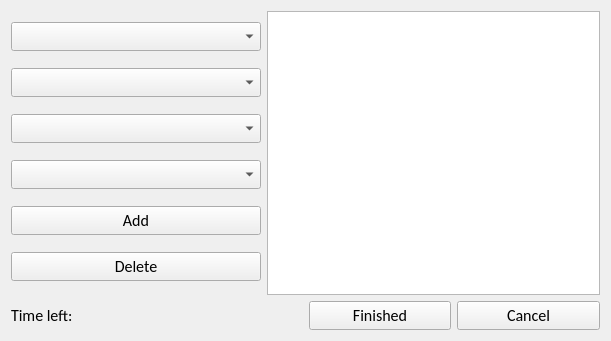
Above: Source/Labor-Tracker/clockoutform.ui from joshuawootonn/time-track before the change. Below: the same form after it.
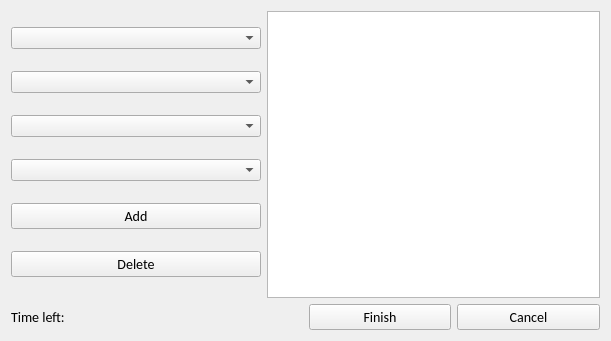
That is the form after the change.

```diff
--- a/Source/Labor-Tracker/clockoutform.ui
+++ b/Source/Labor-Tracker/clockoutform.ui
@@ -13,12 +13,48 @@
   <property name="font">
    <font>
     <family>Calibri</family>
-    <pointsize>12</pointsize>
+    <pointsize>-1</pointsize>
    </font>
   </property>
   <property name="windowTitle">
    <string>Time-Track</string>
   </property>
+  <property name="styleSheet">
+   <string notr="true">*{
+font-family:&quot;Calibri&quot;;
+font-size: 14px;
+
+}
+QTabWidget{
+margin:0px;
+padding:0px;
+border-top: 15px solid #D3D3D3;
+
+}
+QStackedWidget{
+margin:0px;
+padding:0px;
+}
+QWidget{
+margin:0px;
+padding:0px;
+}
+
+QPushButton{
+padding:3px;
+}
+QRadioButton{
+padding:0px;
+margin:0px;
+}
+
+QTabWidget{
+
+}
+QGroupBox { 
+   
+ } </string>
+  </property>
   <layout class="QGridLayout" name="gridLayout">
    <item row="0" column="0">
     <layout class="QVBoxLayout" name="verticalLayout_2">
@@ -127,7 +163,7 @@
        <item>
         <widget class="QPushButton" name="FinishedButton">
          <property name="text">
-          <string>Finished</string>
+          <string>Finish</string>
          </property>
         </widget>
        </item>
```
